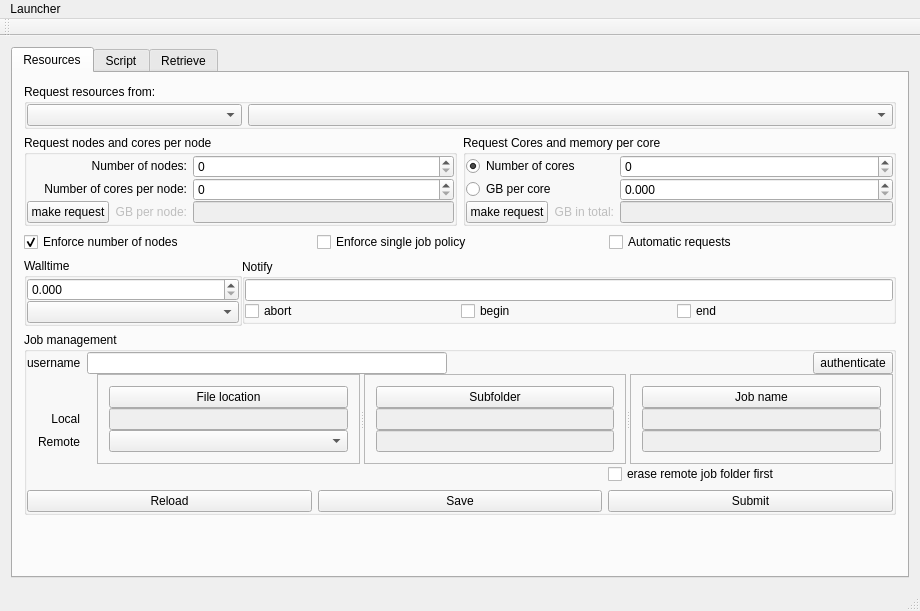
The window that Launcher/mainwindow.ui (hpcuantwerpen/Launcher) describes before a commit, drawn with Qt 5.
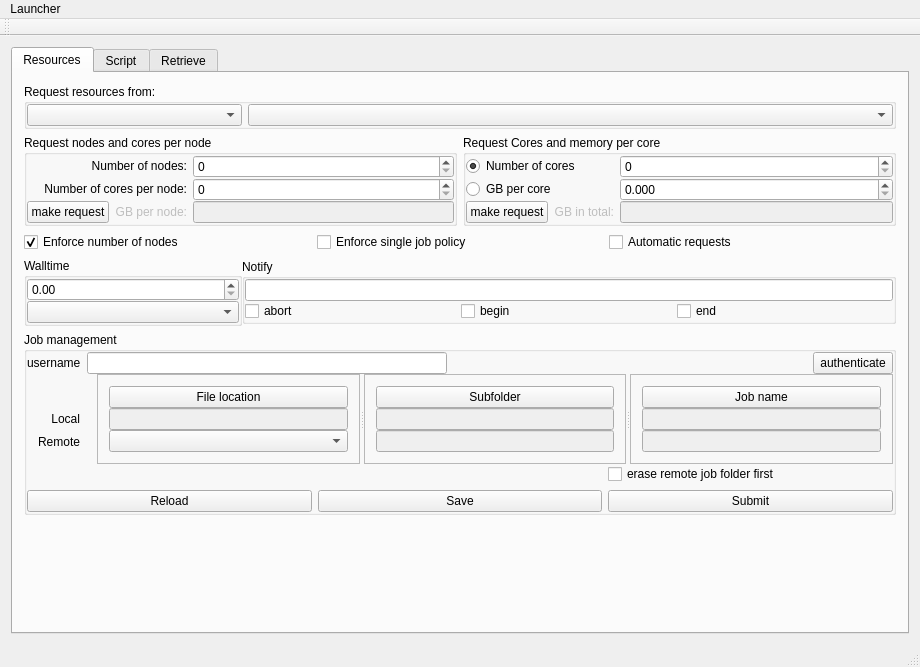
The same window after the commit.

What changed in the file:
```diff
--- a/Launcher/mainwindow.ui
+++ b/Launcher/mainwindow.ui
@@ -7,7 +7,7 @@
     <x>0</x>
     <y>0</y>
     <width>920</width>
-    <height>611</height>
+    <height>667</height>
    </rect>
   </property>
   <property name="sizePolicy">
@@ -386,7 +386,7 @@
                 </sizepolicy>
                </property>
                <property name="decimals">
-                <number>3</number>
+                <number>2</number>
                </property>
               </widget>
              </item>
```
Left out of the diff: 9 changed lines with no effect on the pictures.
